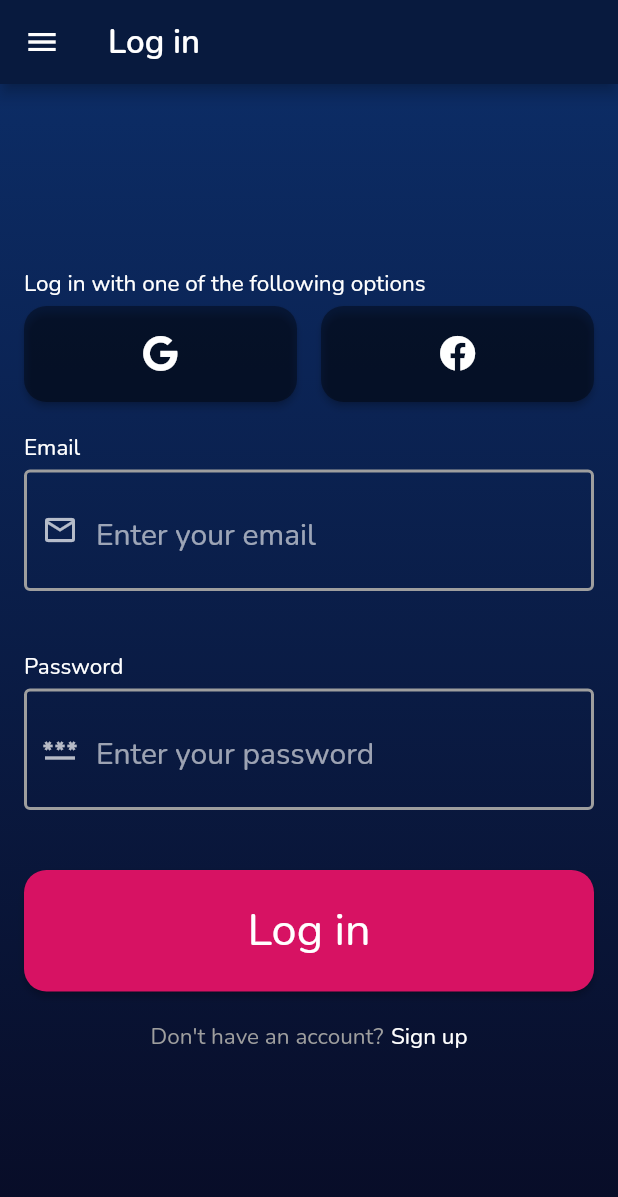
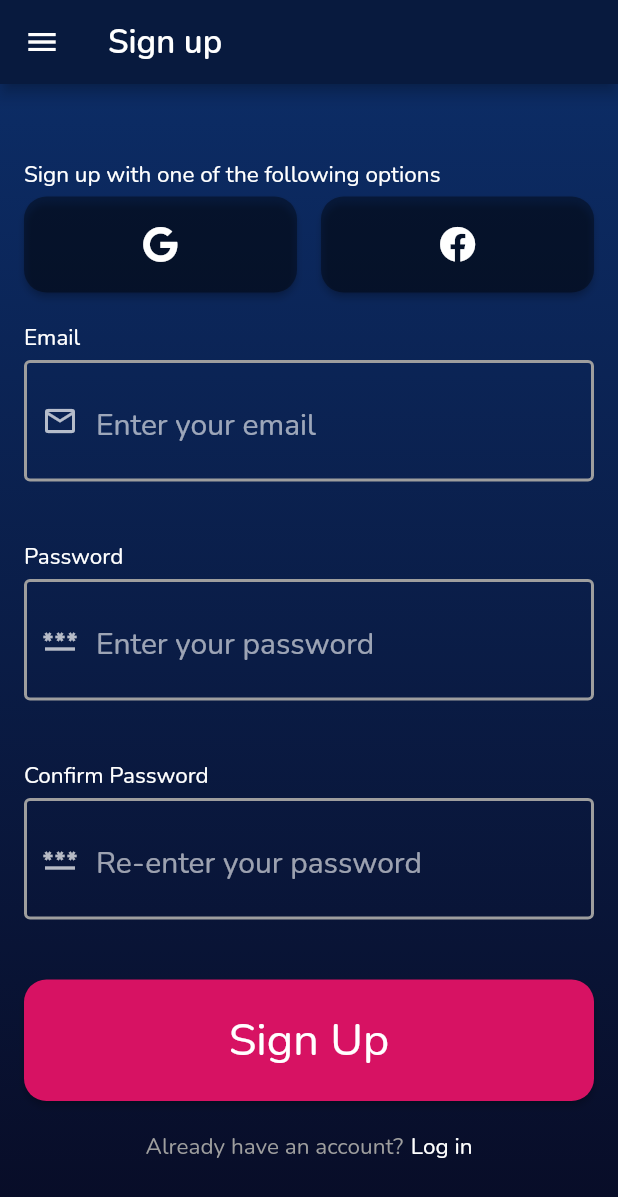
Before and after one commit to murock/calisthenics_logger_2, a Flutter app: the screen it shows after launch, on a phone screen of 412 x 824 dp. Shown: the top 1197 px of the screen. Run offline on Flutter 3.47's test engine with Material 2 defaults, Android fonts, the phone set to English and light mode, and no system bars; our stand-ins replace bloc, charts_flutter, dartz, equatable, firebase_auth, firebase_core and 6 more; accounts and stored records are empty.

Commit message:
Add sign up page, start looking at google auto sign in

```diff
--- a/lib/main.dart
+++ b/lib/main.dart
@@ -19,7 +19,7 @@ void main() async {
   WidgetsFlutterBinding.ensureInitialized();
 
   // TODO: Handle this when it fails
-  //await Firebase.initializeApp();
+  await Firebase.initializeApp();
 
   // Than we setup preferred orientations,
   // and only after it finished we run our app
@@ -37,7 +37,8 @@ class MyApp extends StatelessWidget {
       //  home: ChartsPage.withSampleData(), //TrainingPage(), //
       initialRoute: '/',
       routes: {
-        '/': (context) => LoginPage(), //TrainingPage(), //HomePage(),
+        '/': (context) =>
+            LoginPage(isSignUp: true), //TrainingPage(), //HomePage(),
         '/tools': (context) => ChartsPage.withSampleData(),
         '/calender': (context) => CalendarPage(),
         '/training': (context) => TrainingPage(),
--- a/lib/presentation/pages/login_page.dart
+++ b/lib/presentation/pages/login_page.dart
@@ -4,17 +4,27 @@ import 'package:calisthenics_logger_2/presentation/widgets/styled_Container.dart
 import 'package:calisthenics_logger_2/presentation/widgets/styled_Scaffold.dart';
 import 'package:flutter/material.dart';
 
-class LoginPage extends StatelessWidget {
+class LoginPage extends StatefulWidget {
+  final bool isSignUp;
+
+  const LoginPage({Key? key, required this.isSignUp}) : super(key: key);
+  @override
+  _LoginPageState createState() => _LoginPageState();
+}
+
+class _LoginPageState extends State<LoginPage> {
   @override
   Widget build(BuildContext context) {
     return StyledScaffold.withSampleData(
-        title: 'Log in',
+        title: this.widget.isSignUp ? 'Sign up' : 'Log in',
         body: StyledContainer(
           child: Column(
             mainAxisAlignment: MainAxisAlignment.center,
             crossAxisAlignment: CrossAxisAlignment.stretch,
             children: [
-              SocialLoginRow(),
+              SocialLoginRow(
+                isSignUp: this.widget.isSignUp,
+              ),
               LoginTextField(
                 hintText: 'Enter your email',
                 iconData: Icons.mail_outline,
@@ -25,8 +35,19 @@ class LoginPage extends StatelessWidget {
                 iconData: Icons.password_outlined,
                 headerText: 'Password',
               ),
-              LoginButton(),
-              NewAccountRow(),
+              this.widget.isSignUp
+                  ? LoginTextField(
+                      hintText: 'Re-enter your password',
+                      iconData: Icons.password_outlined,
+                      headerText: 'Confirm Password',
+                    )
+                  : Container(),
+              LoginButton(
+                isSignUp: this.widget.isSignUp,
+              ),
+              NewAccountRow(
+                isSignUp: this.widget.isSignUp,
+              ),
             ],
           ),
         ));
@@ -34,8 +55,10 @@ class LoginPage extends StatelessWidget {
 }
 
 class SocialLoginRow extends StatelessWidget {
+  final bool isSignUp;
   const SocialLoginRow({
     Key? key,
+    required this.isSignUp,
   }) : super(key: key);
 
   @override
@@ -45,7 +68,9 @@ class SocialLoginRow extends StatelessWidget {
       child: Column(
         crossAxisAlignment: CrossAxisAlignment.start,
         children: [
-          Text('Log in with one of the following options'),
+          isSignUp
+              ? Text('Sign up with one of the following options')
+              : Text('Log in with one of the following options'),
           SizedBox(height: 5),
           Row(
             mainAxisAlignment: MainAxisAlignment.spaceAround,
@@ -124,8 +149,10 @@ class LoginTextField extends StatelessWidget {
 }
 
 class LoginButton extends StatelessWidget {
+  final bool isSignUp;
   const LoginButton({
     Key? key,
+    required this.isSignUp,
   }) : super(key: key);
 
   @override
@@ -137,7 +164,12 @@ class LoginButton extends StatelessWidget {
         onPressed: () {},
         child: Padding(
           padding: const EdgeInsets.symmetric(vertical: 20.0),
-          child: Text(
+          child: isSignUp
+              ? Text(
+                  'Sign Up',
+                  style: Theme.of(context).textTheme.subtitle1,
+                )
+              : Text(
                   'Log in',
                   style: Theme.of(context).textTheme.subtitle1,
                 ),
@@ -149,8 +181,10 @@ class LoginButton extends StatelessWidget {
 }
 
 class NewAccountRow extends StatelessWidget {
+  final bool isSignUp;
   const NewAccountRow({
     Key? key,
+    required this.isSignUp,
   }) : super(key: key);
 
   @override
@@ -158,12 +192,25 @@ class NewAccountRow extends StatelessWidget {
     return Row(
       mainAxisAlignment: MainAxisAlignment.center,
       children: [
-        Text(
+        isSignUp
+            ? Text(
+                "Already have an account?",
+                style: TextStyle(color: Colors.grey),
+              )
+            : Text(
                 "Don't have an account?",
                 style: TextStyle(color: Colors.grey),
               ),
         SizedBox(width: 5),
-        Text('Sign up'),
+        isSignUp
+            ? InkWell(
+                child: Text('Log in'),
+                onTap: () {},
+              )
+            : InkWell(
+                child: Text('Sign up'),
+                onTap: () {},
+              ),
       ],
     );
   }
--- a/pubspec.yaml
+++ b/pubspec.yaml
@@ -41,6 +41,7 @@ dependencies:
   firebase_core: ^1.4.0
   firebase_auth: ^3.0.1
   cloud_firestore: ^2.4.0
+  google_sign_in: ^5.0.5
 
 dev_dependencies:
   flutter_test:
```
Also changed, not shown: lib/core/authentication/firebase/firebase_service.dart (added, +29 -0 lines), pubspec.lock, 1 other file. Lines whose indentation alone changed are shown as unchanged.
